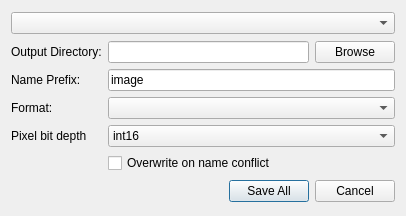
mantidproject/mantidimaging, file mantidimaging/gui/ui/save_dialog.ui: the form before one commit.
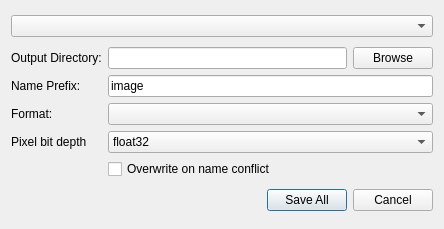
The form after the commit.

Commit message: Make float32 the first pixel depth option when saving

```diff
--- a/mantidimaging/gui/ui/save_dialog.ui
+++ b/mantidimaging/gui/ui/save_dialog.ui
@@ -6,8 +6,8 @@
    <rect>
     <x>0</x>
     <y>0</y>
-    <width>406</width>
-    <height>216</height>
+    <width>444</width>
+    <height>229</height>
    </rect>
   </property>
   <property name="windowTitle">
@@ -49,7 +49,7 @@
        </property>
        <item>
         <property name="text">
-         <string>int16</string>
+         <string>float32</string>
         </property>
        </item>
        <item>
```
Left out of the diff: 2 changed lines with no effect on the pictures.
